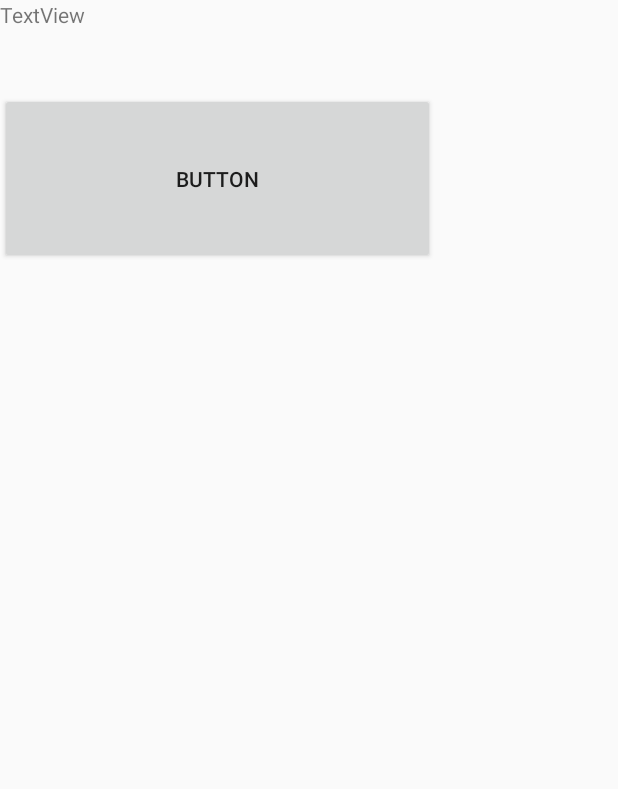
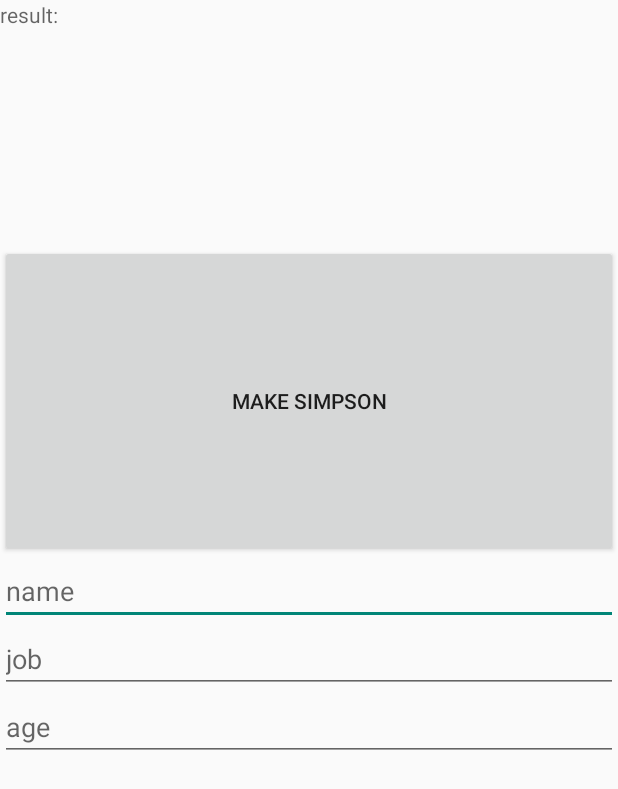
Before and after one commit to HavaGundogan/Android-Learning-With-Kotlin, an Android app built with Jetpack Compose: the screen it shows after launch (MainActivity), on a phone screen of 412 x 824 dp. Shown: the top 789 px of the screen. Run offline under Robolectric (Android 15) with nearby library versions, the phone set to English and light mode, and no system bars.

```diff
--- a/LayoutComplete/app/build.gradle
+++ b/LayoutComplete/app/build.gradle
@@ -37,7 +37,7 @@ android {
         compose true
     }
     composeOptions {
-        kotlinCompilerExtensionVersion '1.3.2'
+        kotlinCompilerExtensionVersion '1.3.0'
     }
     packagingOptions {
         resources {
@@ -48,16 +48,17 @@ android {
 
 dependencies {
 
-    implementation 'androidx.core:core-ktx:1.8.0'
+    implementation 'androidx.core:core-ktx:1.10.1'
     implementation platform('org.jetbrains.kotlin:kotlin-bom:1.8.0')
-    implementation 'androidx.lifecycle:lifecycle-runtime-ktx:2.3.1'
-    implementation 'androidx.activity:activity-compose:1.5.1'
+    implementation 'androidx.lifecycle:lifecycle-runtime-ktx:2.6.1'
+    implementation 'androidx.activity:activity-compose:1.7.2'
     implementation platform('androidx.compose:compose-bom:2022.10.00')
     implementation 'androidx.compose.ui:ui'
     implementation 'androidx.compose.ui:ui-graphics'
     implementation 'androidx.compose.ui:ui-tooling-preview'
     implementation 'androidx.compose.material3:material3'
     implementation 'androidx.constraintlayout:constraintlayout:2.1.4'
+    implementation 'androidx.core:core-ktx:1.10.1'
     testImplementation 'junit:junit:4.13.2'
     androidTestImplementation 'androidx.test.ext:junit:1.1.5'
     androidTestImplementation 'androidx.test.espresso:espresso-core:3.5.1'
--- a/LayoutComplete/app/src/main/java/com/example/layoutcomplete/MainActivity.kt
+++ b/LayoutComplete/app/src/main/java/com/example/layoutcomplete/MainActivity.kt
@@ -22,10 +22,8 @@ class MainActivity : ComponentActivity() {
 
 
         myTextView=findViewById(R.id.textView)
-        val homer =Simpson()
-        homer.name= "Homer Simpson"
-        homer.age= 50
-        homer.job= "Nucleer"
+
+
 
 
     }
--- a/LayoutComplete/app/src/main/java/com/example/layoutcomplete/Simpson.kt
+++ b/LayoutComplete/app/src/main/java/com/example/layoutcomplete/Simpson.kt
@@ -1,7 +1,11 @@
 package com.example.layoutcomplete
 
-class Simpson {
-    var name= ""
-    var age =0
-    var job = ""
+class Simpson (var name: String,var age:Int
+, var job:String){
+   private var height =0
+    fun setHeight(num:Int){
+        if(num>100){
+            height=num
+        }
+    }
 }
--- a/LayoutComplete/app/src/main/res/layout/activity_main.xml
+++ b/LayoutComplete/app/src/main/res/layout/activity_main.xml
@@ -7,15 +7,39 @@
 
     <TextView
         android:id="@+id/textView"
-        android:layout_width="288dp"
-        android:layout_height="62dp"
-        android:text="TextView" />
+        android:layout_width="match_parent"
+        android:layout_height="163dp"
+        android:hint="result:" />
 
     <Button
         android:id="@+id/button"
-        android:layout_width="290dp"
-        android:layout_height="114dp"
+        android:layout_width="match_parent"
+        android:layout_height="208dp"
         android:onClick="buttononclick"
-        android:text="Button" />
+        android:text="Make Simpson" />
+
+    <EditText
+        android:id="@+id/nameText"
+        android:layout_width="match_parent"
+        android:layout_height="wrap_content"
+        android:ems="10"
+        android:hint="name"
+        android:inputType="text" />
+
+    <EditText
+        android:id="@+id/jobText"
+        android:layout_width="match_parent"
+        android:layout_height="wrap_content"
+        android:ems="10"
+        android:hint="job"
+        android:inputType="text" />
+
+    <EditText
+        android:id="@+id/ageTe3xt"
+        android:layout_width="match_parent"
+        android:layout_height="wrap_content"
+        android:ems="10"
+        android:hint="age"
+        android:inputType="text" />
 
 </LinearLayout>
--- a/LayoutComplete/build.gradle
+++ b/LayoutComplete/build.gradle
@@ -2,5 +2,5 @@
 plugins {
     id 'com.android.application' version '8.0.2' apply false
     id 'com.android.library' version '8.0.2' apply false
-    id 'org.jetbrains.kotlin.android' version '1.7.20' apply false
+    id 'org.jetbrains.kotlin.android' version '1.7.10' apply false
 }
```
